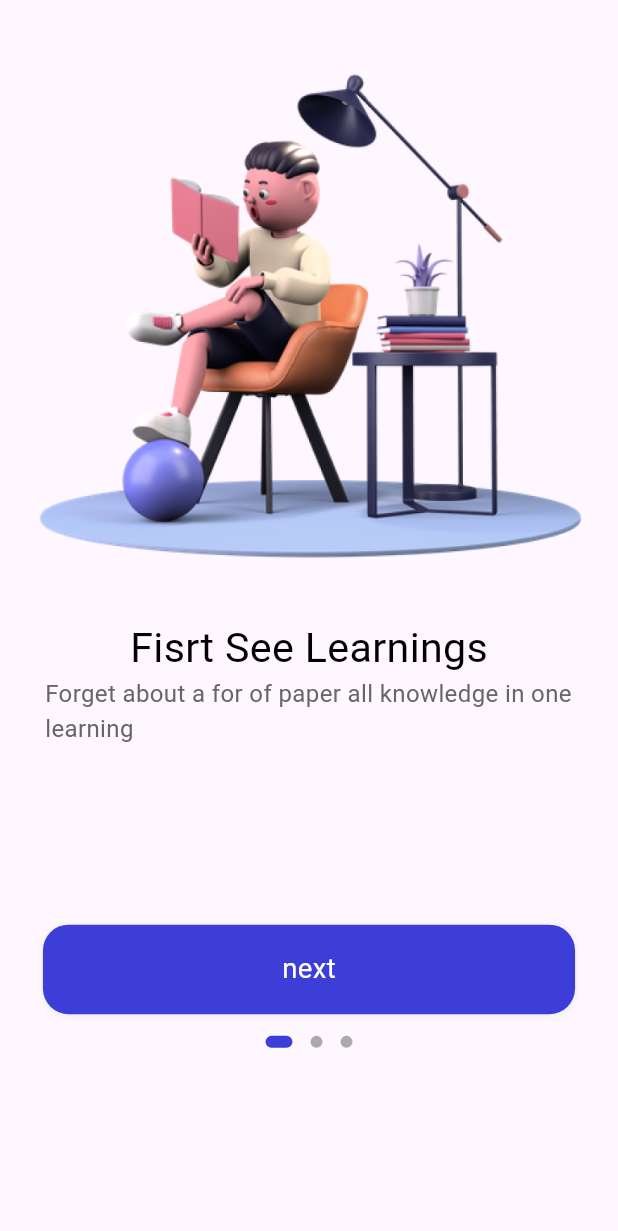
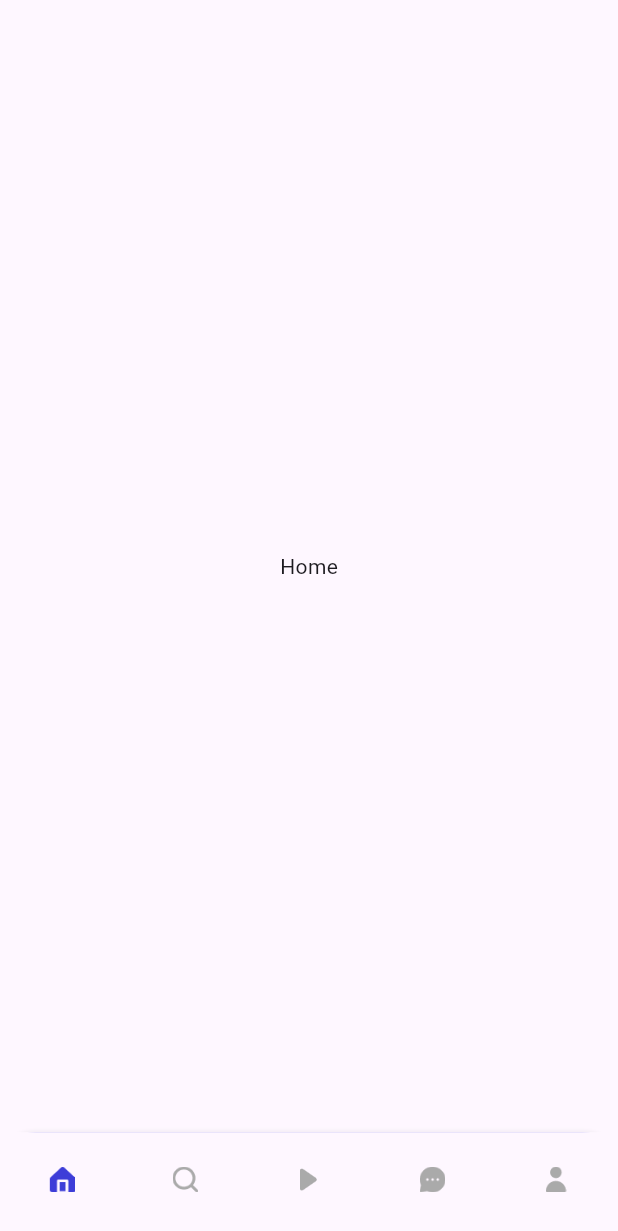
Before and after one commit to Morteza-Rezaei/flutter_learning, a Flutter app: the screen it shows after launch, on a phone screen of 412 x 824 dp. Shown: the top 1231 px of the screen. Run offline on Flutter 3.47's test engine with Material 3 defaults, Android fonts, the light colour scheme and no system bars; drawn by our look-alikes of dots_indicator; our stand-ins replace cloud_firestore, firebase_auth, firebase_core, flutter_bloc, flutter_screenutil, fluttertoast and 1 more; accounts and stored records are empty.

Commit message:
S11: Application Screen

```diff
--- a/ulearning_app/lib/common/values/colors.dart
+++ b/ulearning_app/lib/common/values/colors.dart
@@ -25,7 +25,7 @@ class AppColors {
   static const Color primaryThirdElementText =
       Color.fromARGB(255, 170, 170, 170);
 
-  static const Color primaryFourElementText =
+  static const Color primaryFourthElementText =
       Color.fromARGB(255, 204, 204, 204);
   //state color
   static const Color primaryElementStatus = Color.fromARGB(255, 88, 174, 127);
--- a/ulearning_app/lib/main.dart
+++ b/ulearning_app/lib/main.dart
@@ -3,6 +3,7 @@ import 'package:flutter/material.dart';
 import 'package:flutter_bloc/flutter_bloc.dart';
 import 'package:flutter_screenutil/flutter_screenutil.dart';
 import 'package:ulearning_app/common/values/colors.dart';
+import 'package:ulearning_app/pages/application/application_page.dart';
 import 'package:ulearning_app/pages/bloc_providers.dart';
 import 'package:ulearning_app/pages/register/register.dart';
 import 'package:ulearning_app/pages/sign_in/sign_in.dart';
@@ -34,7 +35,7 @@ class MyApp extends StatelessWidget {
             ),
           ),
           debugShowCheckedModeBanner: false,
-          home: const Welcome(),
+          home: const ApplicationPage(),
           routes: {
             'signIn': (context) => const SignIn(),
             'register': (context) => const Register(),
--- /dev/null
+++ b/ulearning_app/lib/pages/application/application_page.dart
@@ -0,0 +1,141 @@
+import 'package:flutter/material.dart';
+import 'package:flutter_screenutil/flutter_screenutil.dart';
+import 'package:ulearning_app/common/values/colors.dart';
+import 'package:ulearning_app/pages/application/application_widgets.dart';
+
+class ApplicationPage extends StatefulWidget {
+  const ApplicationPage({super.key});
+
+  @override
+  State<ApplicationPage> createState() => _ApplicationPageState();
+}
+
+class _ApplicationPageState extends State<ApplicationPage> {
+  int _index = 0;
+
+  @override
+  Widget build(BuildContext context) {
+    return Container(
+      color: Colors.white,
+      child: SafeArea(
+        child: Scaffold(
+          body: buildPage(_index),
+          bottomNavigationBar: Container(
+            width: 375.w,
+            height: 58.h,
+            decoration: BoxDecoration(
+              color: AppColors.primaryElement,
+              borderRadius: BorderRadius.only(
+                topLeft: Radius.circular(20.h),
+                topRight: Radius.circular(20.h),
+              ),
+              boxShadow: [
+                BoxShadow(
+                  color: Colors.grey.withOpacity(0.1),
+                  spreadRadius: 1,
+                  blurRadius: 1,
+                ),
+              ],
+            ),
+            child: BottomNavigationBar(
+              currentIndex: _index,
+              onTap: (value) {
+                setState(() {
+                  _index = value;
+                });
+              },
+              elevation: 0,
+              type: BottomNavigationBarType.fixed,
+              showSelectedLabels: false,
+              showUnselectedLabels: false,
+              selectedItemColor: AppColors.primaryElement,
+              unselectedItemColor: AppColors.primaryFourthElementText,
+              items: [
+                BottomNavigationBarItem(
+                  label: 'home',
+                  icon: SizedBox(
+                    height: 15.w,
+                    width: 15.h,
+                    child: Image.asset('assets/icons/home.png'),
+                  ),
+                  activeIcon: SizedBox(
+                    height: 15.w,
+                    width: 15.h,
+                    child: Image.asset(
+                      'assets/icons/home.png',
+                      color: AppColors.primaryElement,
+                    ),
+                  ),
+                ),
+                BottomNavigationBarItem(
+                  label: 'search',
+                  icon: SizedBox(
+                    height: 15.w,
+                    width: 15.h,
+                    child: Image.asset('assets/icons/search2.png'),
+                  ),
+                  activeIcon: SizedBox(
+                    height: 15.w,
+                    width: 15.h,
+                    child: Image.asset(
+                      'assets/icons/search2.png',
+                      color: AppColors.primaryElement,
+                    ),
+                  ),
+                ),
+                BottomNavigationBarItem(
+                  label: 'course',
+                  icon: SizedBox(
+                    height: 15.w,
+                    width: 15.h,
+                    child: Image.asset('assets/icons/play-circle1.png'),
+                  ),
+                  activeIcon: SizedBox(
+                    height: 15.w,
+                    width: 15.h,
+                    child: Image.asset(
+                      'assets/icons/play-circle1.png',
+                      color: AppColors.primaryElement,
+                    ),
+                  ),
+                ),
+                BottomNavigationBarItem(
+                  label: 'chat',
+                  icon: SizedBox(
+                    height: 15.w,
+                    width: 15.h,
+                    child: Image.asset('assets/icons/message-circle.png'),
+                  ),
+                  activeIcon: SizedBox(
+                    height: 15.w,
+                    width: 15.h,
+                    child: Image.asset(
+                      'assets/icons/message-circle.png',
+                      color: AppColors.primaryElement,
+                    ),
+                  ),
+                ),
+                BottomNavigationBarItem(
+                  label: 'profile',
+                  icon: SizedBox(
+                    height: 15.w,
+                    width: 15.h,
+                    child: Image.asset('assets/icons/person2.png'),
+                  ),
+                  activeIcon: SizedBox(
+                    height: 15.w,
+                    width: 15.h,
+                    child: Image.asset(
+                      'assets/icons/person2.png',
+                      color: AppColors.primaryElement,
+                    ),
+                  ),
+                ),
+              ],
+            ),
+          ),
+        ),
+      ),
+    );
+  }
+}
--- /dev/null
+++ b/ulearning_app/lib/pages/application/application_widgets.dart
@@ -0,0 +1,13 @@
+import 'package:flutter/material.dart';
+
+Widget buildPage(int index) {
+  List<Widget> _widget = [
+    Center(child: Text('Home')),
+    Center(child: Text('Search')),
+    Center(child: Text('Course')),
+    Center(child: Text('Chat')),
+    Center(child: Text('Profile')),
+  ];
+
+  return _widget[index];
+}
--- a/ulearning_app/lib/pages/common_widgets.dart
+++ b/ulearning_app/lib/pages/common_widgets.dart
@@ -79,7 +79,7 @@ Widget buildTextField(String hintText, String textType, String iconName,
         color: Colors.white,
         borderRadius: BorderRadius.circular(15.r),
         border: Border.all(
-          color: AppColors.primaryFourElementText,
+          color: AppColors.primaryFourthElementText,
         ),
       ),
       child: Row(
@@ -183,7 +183,7 @@ Widget buildLogInAndRegButton(
             //check for registration button border color
             color: buttonType == 'login'
                 ? Colors.transparent
-                : AppColors.primaryFourElementText,
+                : AppColors.primaryFourthElementText,
           ),
           boxShadow: [
             BoxShadow(
--- a/ulearning_app/lib/pages/sign_in/widgets/sign_in_widget.dart
+++ b/ulearning_app/lib/pages/sign_in/widgets/sign_in_widget.dart
@@ -79,7 +79,7 @@ Widget buildTextField(String hintText, String textType, String iconName,
         color: Colors.white,
         borderRadius: BorderRadius.circular(15.r),
         border: Border.all(
-          color: AppColors.primaryFourElementText,
+          color: AppColors.primaryFourthElementText,
         ),
       ),
       child: Row(
@@ -183,7 +183,7 @@ Widget buildLogInAndRegButton(
             //check for registration button border color
             color: buttonType == 'Login'
                 ? Colors.transparent
-                : AppColors.primaryFourElementText,
+                : AppColors.primaryFourthElementText,
           ),
           boxShadow: [
             BoxShadow(
```
